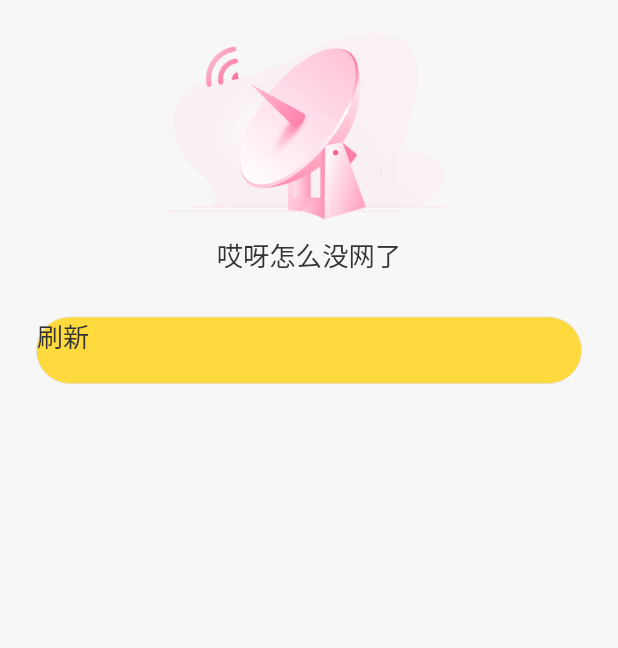
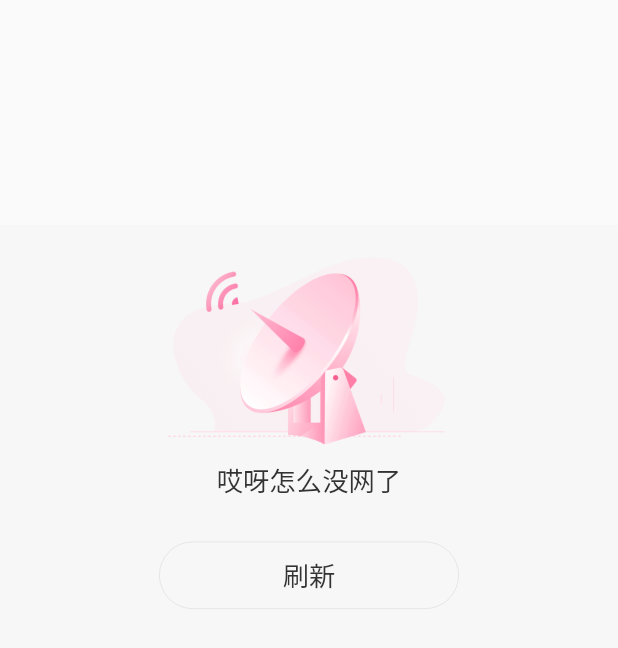
Before and after one commit to wlong800/easy_net_core, a Flutter app: the Error2Widget widget shown alone on an empty page, opened directly, on a phone screen of 412 x 824 dp. Shown: the top 648 px of the screen. Run offline on Flutter 3.47's test engine with Material 2 defaults, Android fonts, the phone set to English and light mode, and no system bars; our stand-ins replace dio, flutter_screenutil, flutter_swipe_action_cell, get_it, pull_to_refresh, shared_preferences; missing offline and left inert: all_future_plugin; accounts and stored records are empty.

Commit message:
网络错误页修改

```diff
--- a/lib/base/widget/common_ui_kit.dart
+++ b/lib/base/widget/common_ui_kit.dart
@@ -245,7 +245,8 @@ class Error2Widget extends StatelessWidget {
     return Container(
       color: bgColor,
       alignment: Alignment.center,
-      child: ListView(
+      margin: EdgeInsets.only(top: 150.0),
+      child: Column(
         children: <Widget>[
           Image.asset(
             image,
@@ -266,12 +267,16 @@ class Error2Widget extends StatelessWidget {
             child: TouchCallBack(
               child: Container(
                 height: 45.0,
+                width: 200.0,
+                alignment: Alignment.center,
                 decoration: MyBoxDecoration.all(
                     radius: 23.0,
+                    color: R.color_background,
                     borderColor: R.color_divider_1,
                     borderWidth: 0.5),
                 child: Text(
                   btnText,
+                  textAlign: TextAlign.center,
                   style: TextStyle(
                       color: R.color_font_1, fontSize: sp(Sp.font_big)),
                 ),
```
